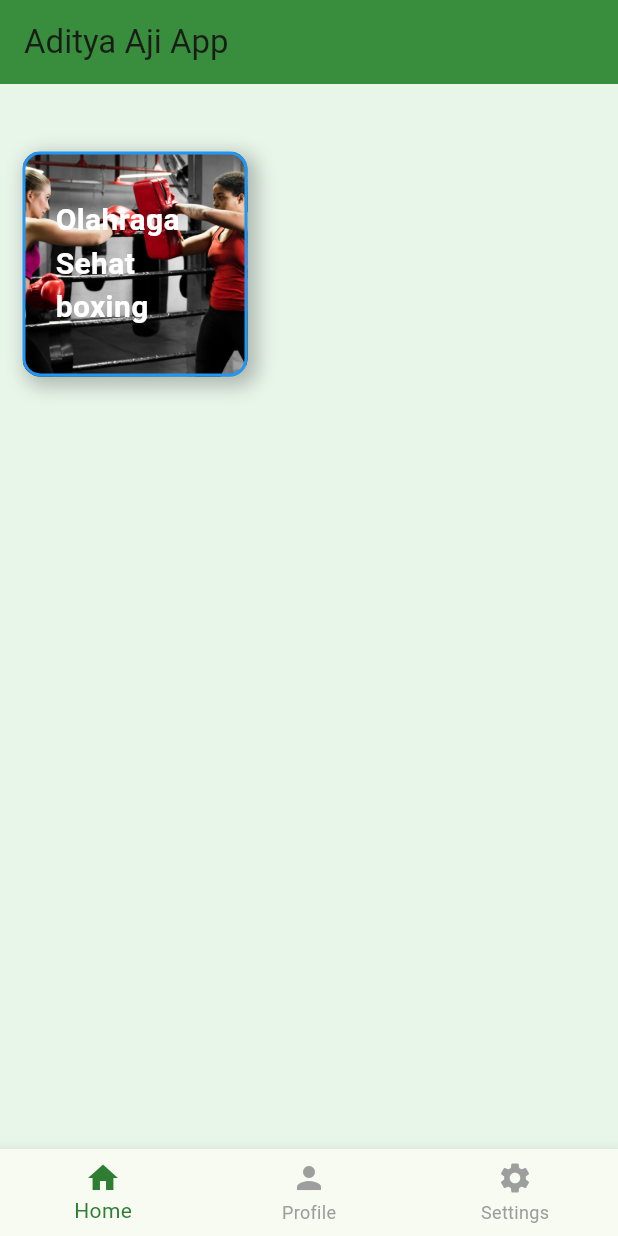
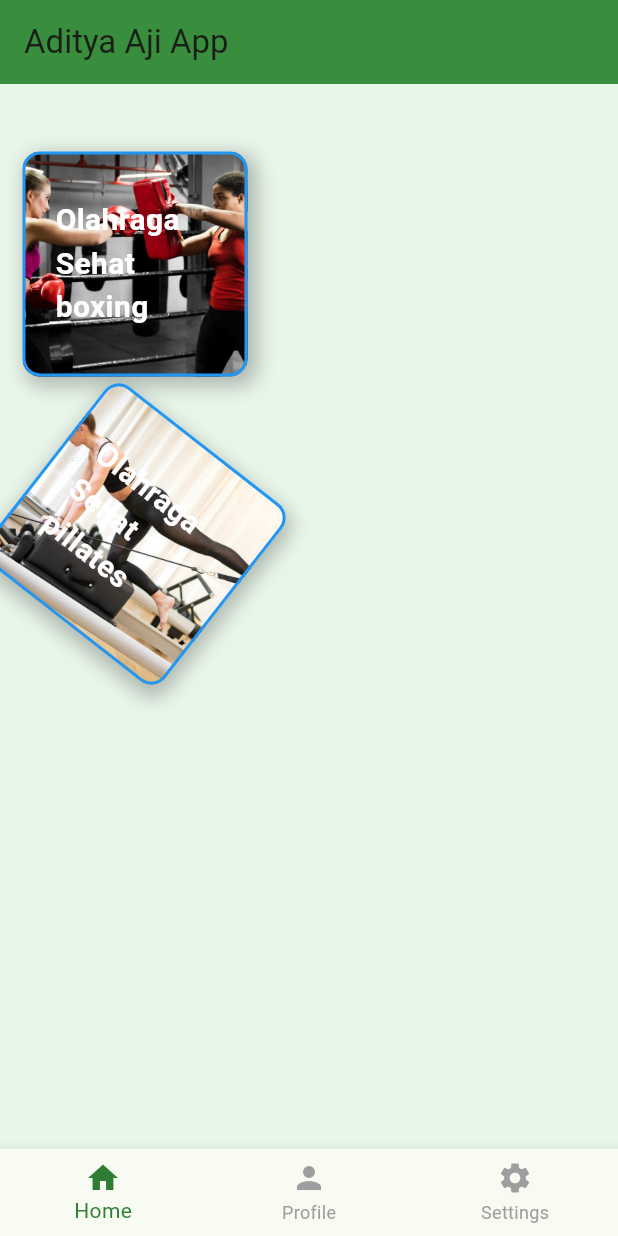
Before and after one commit to adityaaji03/tugas_week_5_1123150023, a Flutter app: the screen it shows after launch, on a phone screen of 412 x 824 dp. Run offline on Flutter 3.47's test engine with Material 3 defaults, Android fonts, the phone set to English and light mode, and no system bars.

Commit message:
commit ke tiga

```diff
--- a/lib/main.dart
+++ b/lib/main.dart
@@ -52,6 +52,14 @@ class _HomePageState extends State<HomePage> {
           image: "assets/images/boxing.png",
           title: "boxing",
           borderColor: Colors.blue,
+        ),
+        Transform.rotate(
+          angle: 38 * 3.14159 / 180,
+          child: _buildSansContainer(
+            image: "assets/images/pillates.png",
+            title: "pillates",
+            borderColor: Colors.blue,
+          ),
         ),
 
       ],
```
